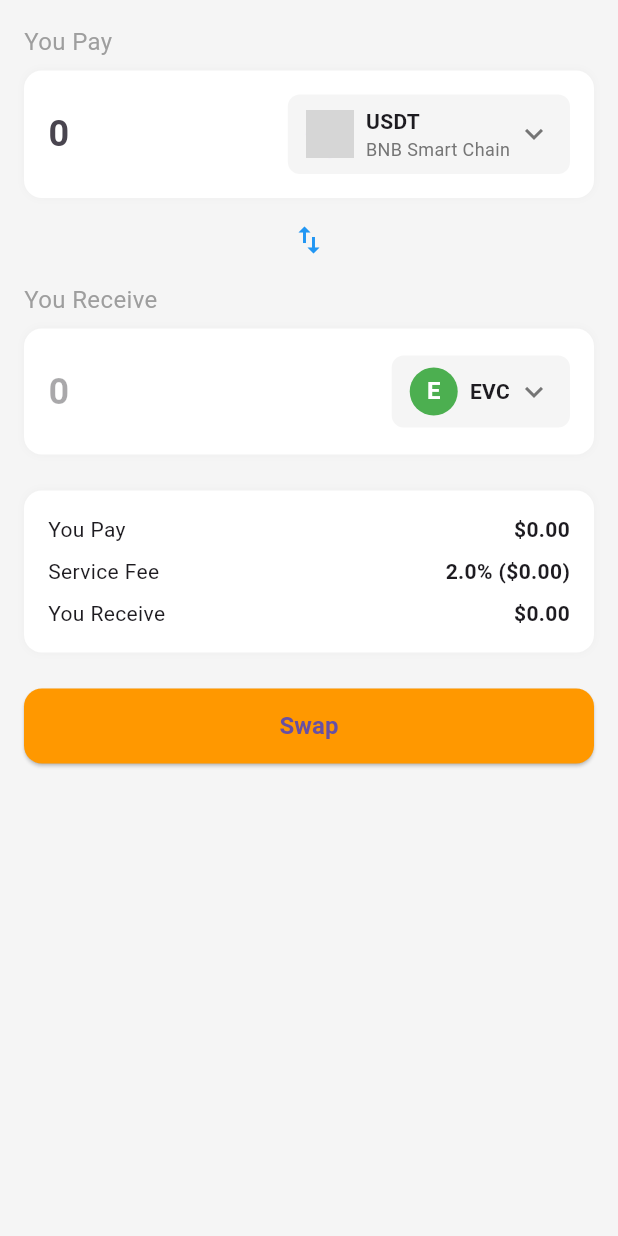
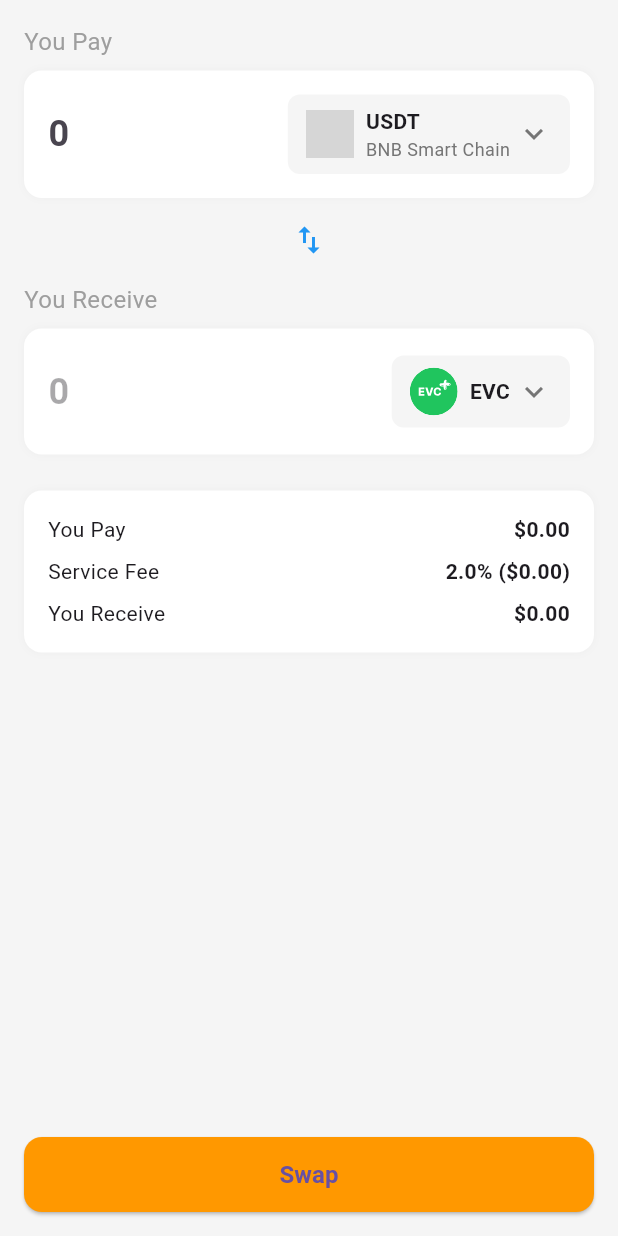
Before and after one commit to ca211-group13/e-badal-mobile, a Flutter app: the screen it shows after launch, on a phone screen of 412 x 824 dp. Run offline on Flutter 3.47's test engine with Material 3 defaults, Android fonts, the phone set to English and light mode, and no system bars; our stand-ins replace flutter_svg; grey boxes are pictures that could not be loaded.

Commit message:
input design and diverent account drobdown choose

```diff
--- a/lib/pages/components/cryptoDropdown.dart
+++ b/lib/pages/components/cryptoDropdown.dart
@@ -1,18 +1,20 @@
+// crypto_dropdown.dart
 import 'package:flutter/material.dart';
+import 'package:flutter_svg/flutter_svg.dart';
 
 class CurrencyOption {
   final String name;
   final String symbol;
   final String? imageUrl;
   final String? chain;
-  final Color backgroundColor;
+  final String? svgAsset;
 
   CurrencyOption({
     required this.name,
     required this.symbol,
     this.imageUrl,
     this.chain,
-    this.backgroundColor = Colors.blue,
+    this.svgAsset,
   });
 }
 
@@ -110,7 +112,30 @@ class CryptoDropdown extends StatelessWidget {
   }
 
   Widget _buildCurrencyIcon(CurrencyOption currency) {
-    if (currency.imageUrl != null) {
+    if (currency.svgAsset != null) {
+      return Container(
+        width: 32,
+        height: 32,
+        decoration: BoxDecoration(
+          color: Colors.white,
+          borderRadius: BorderRadius.circular(16),
+        ),
+        child: ClipRRect(
+          borderRadius: BorderRadius.circular(16),
+          child: SvgPicture.asset(
+            currency.svgAsset!,
+            fit: BoxFit.contain,
+            placeholderBuilder: (BuildContext context) => Container(
+              padding: const EdgeInsets.all(8),
+              child: CircularProgressIndicator(
+                strokeWidth: 2,
+                color: Colors.grey[300],
+              ),
+            ),
+          ),
+        ),
+      );
+    } else if (currency.imageUrl != null) {
       return CircleAvatar(
         radius: 16,
         backgroundImage: NetworkImage(currency.imageUrl!),
@@ -119,11 +144,11 @@ class CryptoDropdown extends StatelessWidget {
 
     return CircleAvatar(
       radius: 16,
-      backgroundColor: currency.backgroundColor,
+      backgroundColor: Colors.grey[200],
       child: Text(
         currency.symbol[0],
-        style: const TextStyle(
-          color: Colors.white,
+        style: TextStyle(
+          color: Colors.grey[800],
           fontWeight: FontWeight.bold,
         ),
       ),
--- a/lib/pages/home/home.dart
+++ b/lib/pages/home/home.dart
@@ -1,5 +1,8 @@
+
+// crypto_swap_screen.dart
+import 'package:flutter/material.dart';
+import 'package:flutter_svg/flutter_svg.dart';
 import 'package:crypto_to_local_exchange_app/pages/components/cryptoDropdown.dart';
-import 'package:flutter/material.dart';
 
 class CryptoSwapScreen extends StatefulWidget {
   const CryptoSwapScreen({Key? key}) : super(key: key);
@@ -12,44 +15,40 @@ class _CryptoSwapScreenState extends State<CryptoSwapScreen> {
   final TextEditingController _fromController = TextEditingController();
   final TextEditingController _toController = TextEditingController();
   double serviceFeePercentage = 2.0;
-  late CurrencyOption selectedCrypto;
-  late CurrencyOption selectedLocal;
+  late CurrencyOption upperSelectedOption;
+  late CurrencyOption lowerSelectedOption;
 
-  final List<CurrencyOption> cryptoOptions = [
+final List<CurrencyOption> cryptoOptions = [
     CurrencyOption(
       name: 'USDT BEP-20',
       symbol: 'USDT',
       chain: 'BNB Smart Chain',
-      imageUrl:
-          'https://assets.coingecko.com/coins/images/325/thumb/Tether.png',
+      // Fallback to text if SVG continues to fail
+      svgAsset: 'assets/images/usdt.svg', // Changed to use a single USDT SVG
     ),
     CurrencyOption(
       name: 'USDT TRC-20',
       symbol: 'USDT',
       chain: 'TRON',
-      imageUrl:
-          'https://assets.coingecko.com/coins/images/325/thumb/Tether.png',
+      // Fallback to text if SVG continues to fail
+      svgAsset: 'assets/images/usdt.svg', // Changed to use a single USDT SVG
     ),
-  ];
-
-  final List<CurrencyOption> localOptions = [
     CurrencyOption(
       name: 'EVC Money',
       symbol: 'EVC',
-      backgroundColor: Colors.green,
+      svgAsset: 'assets/images/evc.svg',
     ),
     CurrencyOption(
       name: 'Zaad Service',
       symbol: 'ZAAD',
-      backgroundColor: Colors.blue,
+      svgAsset: 'assets/images/zaad.svg',
     ),
     CurrencyOption(
       name: 'Sahal Service',
       symbol: 'SAHAL',
-      backgroundColor: Colors.orange,
+      svgAsset: 'assets/images/sahal.svg',
     ),
-  ];
-
+];
   void updateReceiveAmount(String value) {
     if (value.isEmpty) {
       _toController.text = '';
@@ -61,11 +60,33 @@ class _CryptoSwapScreenState extends State<CryptoSwapScreen> {
     _toController.text = receiveAmount.toStringAsFixed(2);
   }
 
+  void swapCurrencies() {
+    setState(() {
+      final temp = upperSelectedOption;
+      upperSelectedOption = lowerSelectedOption;
+      lowerSelectedOption = temp;
+
+      // Clear input fields when swapping
+      _fromController.clear();
+      _toController.clear();
+    });
+  }
+
   @override
   void initState() {
     super.initState();
-    selectedCrypto = cryptoOptions[0];
-    selectedLocal = localOptions[0];
+    upperSelectedOption = cryptoOptions[0];
+    lowerSelectedOption = cryptoOptions[2];
+
+    // Add listeners to properly dispose
+    _fromController.addListener(() => updateReceiveAmount(_fromController.text));
+  }
+
+  @override
+  void dispose() {
+    _fromController.dispose();
+    _toController.dispose();
+    super.dispose();
   }
 
   @override
@@ -78,7 +99,6 @@ class _CryptoSwapScreenState extends State<CryptoSwapScreen> {
           child: Column(
             crossAxisAlignment: CrossAxisAlignment.start,
             children: [
-              // You Pay Section
               const Text(
                 'You Pay',
                 style: TextStyle(
@@ -104,7 +124,6 @@ class _CryptoSwapScreenState extends State<CryptoSwapScreen> {
                     Expanded(
                       child: TextField(
                         controller: _fromController,
-                        onChanged: updateReceiveAmount,
                         style: const TextStyle(
                           fontSize: 24,
                           fontWeight: FontWeight.bold,
@@ -118,23 +137,35 @@ class _CryptoSwapScreenState extends State<CryptoSwapScreen> {
                     ),
                     CryptoDropdown(
                       options: cryptoOptions,
-                      selected: selectedCrypto,
-                      onChanged: (option) =>
-                          setState(() => selectedCrypto = option),
+                      selected: upperSelectedOption,
+                      onChanged: (option) {
+                        if (option.symbol == 'USDT' &&
+                            lowerSelectedOption.symbol == 'USDT') {
+                          setState(() {
+                            lowerSelectedOption = cryptoOptions[2];
+                          });
+                        } else if (option.symbol != 'USDT' &&
+                            lowerSelectedOption.symbol != 'USDT') {
+                          setState(() {
+                            lowerSelectedOption = cryptoOptions[0];
+                          });
+                        }
+                        setState(() => upperSelectedOption = option);
+                      },
                     ),
                   ],
                 ),
               ),
 
-              // Swap Icon
-              const Center(
-                child: Padding(
-                  padding: EdgeInsets.symmetric(vertical: 16),
-                  child: Icon(Icons.swap_vert, color: Colors.blue),
+              // Swap Icon Button
+              Center(
+                child: IconButton(
+                  icon: const Icon(Icons.swap_vert, color: Colors.blue),
+                  onPressed: swapCurrencies,
+                  padding: const EdgeInsets.symmetric(vertical: 16),
                 ),
               ),
 
-              // You Receive Section
               const Text(
                 'You Receive',
                 style: TextStyle(
@@ -172,10 +203,22 @@ class _CryptoSwapScreenState extends State<CryptoSwapScreen> {
                       ),
                     ),
                     CryptoDropdown(
-                      options: localOptions,
-                      selected: selectedLocal,
-                      onChanged: (option) =>
-                          setState(() => selectedLocal = option),
+                      options: cryptoOptions,
+                      selected: lowerSelectedOption,
+                      onChanged: (option) {
+                        if (option.symbol == 'USDT' &&
+                            upperSelectedOption.symbol == 'USDT') {
+                          setState(() {
+                            upperSelectedOption = cryptoOptions[2];
+                          });
+                        } else if (option.symbol != 'USDT' &&
+                            upperSelectedOption.symbol != 'USDT') {
+                          setState(() {
+                            upperSelectedOption = cryptoOptions[0];
+                          });
+                        }
+                        setState(() => lowerSelectedOption = option);
+                      },
                     ),
                   ],
                 ),
@@ -234,7 +277,7 @@ class _CryptoSwapScreenState extends State<CryptoSwapScreen> {
                 ),
               ),
 
-              const SizedBox(height: 24),
+              const Spacer(),
 
               // Swap Button
               SizedBox(
```
Also changed, not shown: pubspec.yaml (+7 -3 lines), assets/images/USDT-BEP20.svg (added), assets/images/USDT-TRC20.svg (added), assets/images/bg.png (added), assets/images/bnb.svg (added), assets/images/evc.svg (added), assets/images/logo-icon.png (added), assets/images/logo.svg (added), assets/images/qr-code.png (added), assets/images/sahal.svg (added), assets/images/trx.svg (added), assets/images/usdFocus.png (added), assets/images/usdt.svg (added), assets/images/zaad.svg (added), 1 more files.
